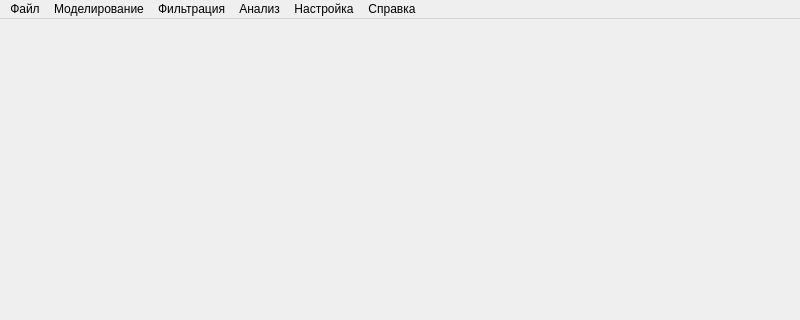
Above: qt_app_source/mainwindow/mainwindow.ui from TCKACHIKSIS/computer-graphic-project-rebuild before the change; both pictures show x 0 to 800 and y 0 to 320 of the 800 by 600 pixel window. Below: the same form after it.
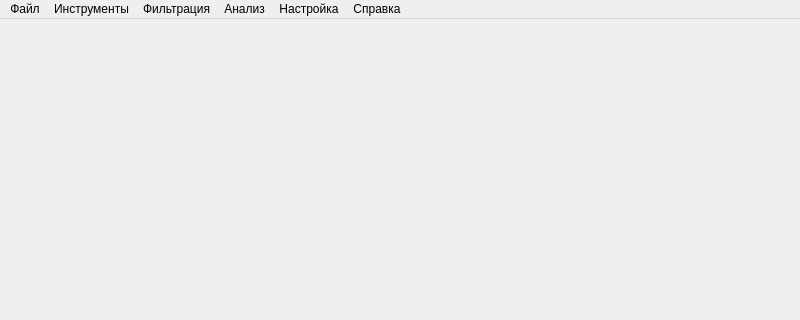
That is the form after the change.

What changed in the file:
```diff
--- a/qt_app_source/mainwindow/mainwindow.ui
+++ b/qt_app_source/mainwindow/mainwindow.ui
@@ -31,7 +31,7 @@
    </widget>
    <widget class="QMenu" name="menu_2">
     <property name="title">
-     <string>Моделирование</string>
+     <string>Инструменты</string>
     </property>
     <addaction name="action_1"/>
    </widget>
```
Left out of the diff: 6 changed lines with no effect on the pictures.
